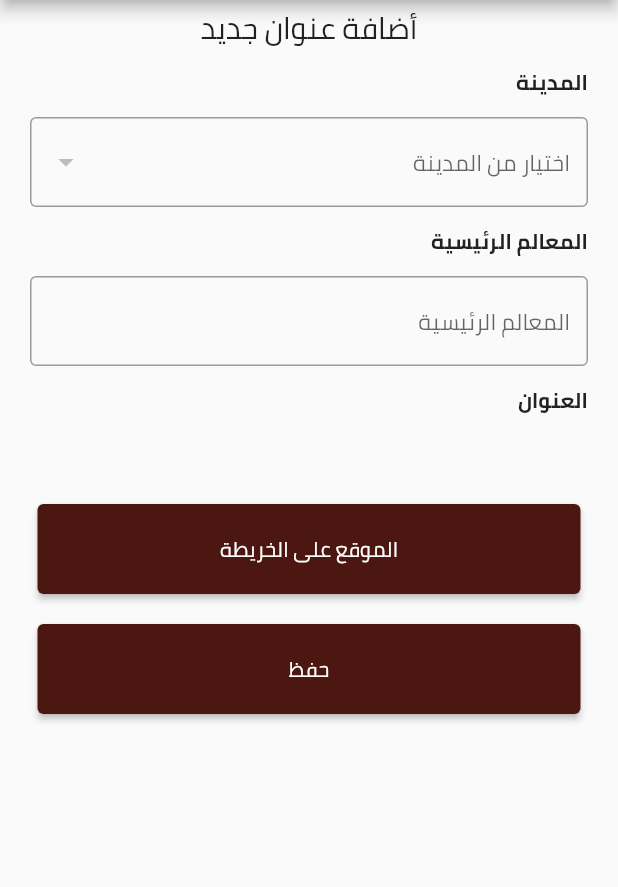
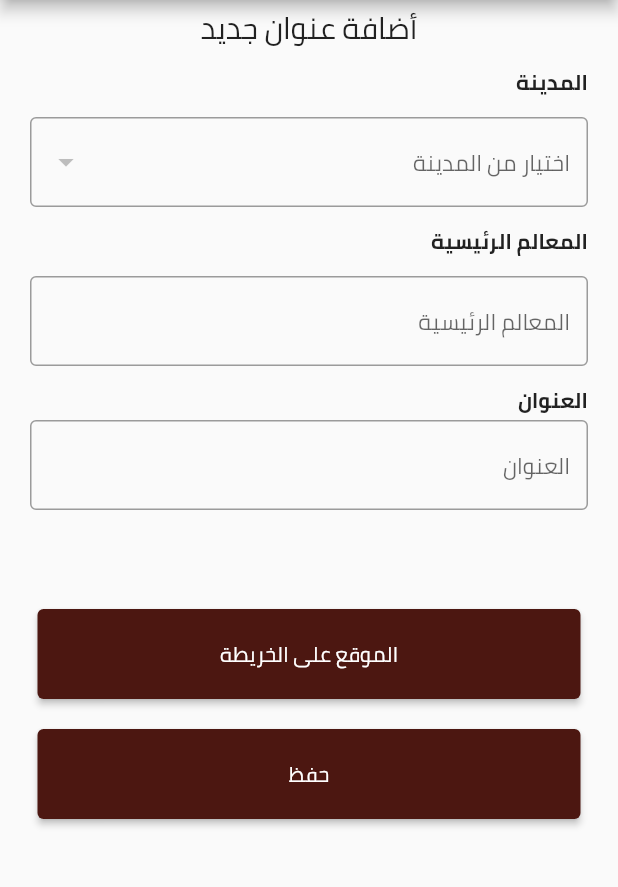
Before and after one commit to MahmedRahman/app-zoe, a Flutter app: the AccountAdressAddView screen opened directly, on a phone screen of 412 x 824 dp, the part 84-971 px from its top. Run offline on Flutter 3.47's test engine with Material 2 defaults, Android fonts, the light colour scheme and no system bars; our stand-ins replace badges, cached_network_image, curved_navigation_bar, firebase_auth, firebase_core, flutter_easyloading and 11 more; missing offline and left inert: dart:ffi, drawing_animation, geocoder, grouped_buttons; accounts and stored records are empty; network calls fail; Roboto replaces fonts that are missing (cairo); project files that could hold a hidden picture were left out.

Commit message:
adress update

```diff
--- a/lib/app/modules/account/adress/add/controllers/account_adress_add_controller.dart
+++ b/lib/app/modules/account/adress/add/controllers/account_adress_add_controller.dart
@@ -23,9 +23,12 @@ class AccountAdressAddController extends GetxController {
   TextEditingController building = new TextEditingController();
   TextEditingController house_number = new TextEditingController();
 
+
+  TextEditingController textaddress = new TextEditingController();
+
   addAccountAdress() async {
     ResponsModel responsModel = await WebServices().addAccountAdress(
-      Kaddress.value,
+     GetUtils.isNullOrBlank(Kaddress.value) ? textaddress.text : Kaddress.value,
       cityid,
       landMark: land_mark.text,
     );
--- a/lib/app/modules/account/adress/add/views/account_adress_add_view.dart
+++ b/lib/app/modules/account/adress/add/views/account_adress_add_view.dart
@@ -139,11 +139,22 @@ class AccountAdressAddView extends GetView<AccountAdressAddController> {
                     SizedBox(
                       height: 10,
                     ),
-                    Text(
+                      Text(
                       'العنوان',
                       style: TextStyle(
                         fontWeight: FontWeight.bold,
                       ),
+                    ),
+                        TextFormField(
+                      controller: controller.textaddress,
+                      decoration: InputDecoration(
+                        isDense: true,
+                        hintText: 'العنوان',
+                        border: OutlineInputBorder(),
+                      ),
+                    ),
+                    SizedBox(
+                      height: 10,
                     ),
                     Obx(() {
                       return Text(
```
